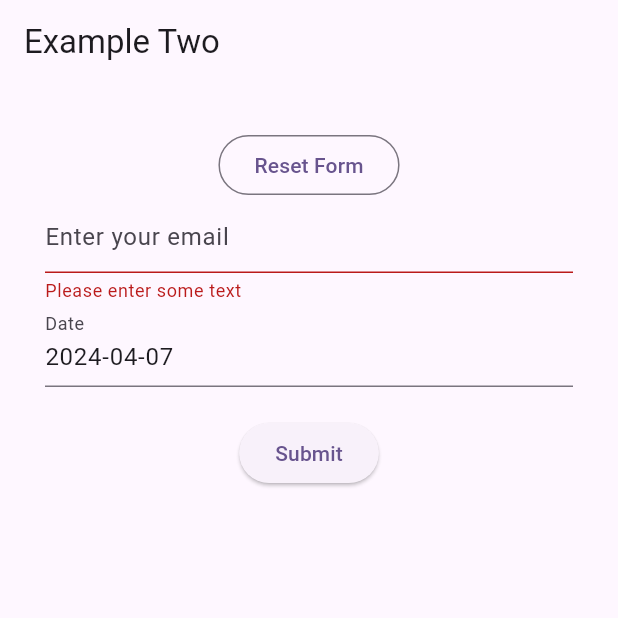
After one commit to TreyThomas93/flutter_form_examples, a Flutter app: the screen it shows after launch, after a tap on "Submit", on a phone screen of 412 x 824 dp, the top half of it. The commit adds this screen. Run offline on Flutter 3.47's test engine with Material 3 defaults, Android fonts, the phone set to English and light mode, and no system bars; our stand-ins replace flutter_riverpod.

Commit message:
added example for. idea of using a global, reusable ref.listen and form submission controller with submitting/submitted/error states

```diff
--- /dev/null
+++ b/lib/form_example_four/presentation/controllers/form_controller.dart
@@ -0,0 +1,61 @@
+// ignore_for_file: public_member_api_docs, sort_constructors_first
+
+import 'package:flutter_form_examples/form_example_four/presentation/controllers/submit_form_controller.dart';
+import 'package:flutter_riverpod/flutter_riverpod.dart';
+
+class FormModel {
+  final String? email;
+  late final DateTime date;
+
+  FormModel({this.email, DateTime? date}) {
+    this.date = date ?? DateTime.now();
+  }
+  FormModel copyWith({
+    String? email,
+    DateTime? date,
+  }) {
+    return FormModel(
+      email: email ?? this.email,
+      date: date ?? this.date,
+    );
+  }
+}
+
+final formController =
+    NotifierProvider<FormController, FormModel>(() => FormController());
+
+class FormController extends Notifier<FormModel> {
+  @override
+  FormModel build() => FormModel();
+
+  set email(String email) {
+    state = state.copyWith(email: email);
+  }
+
+  set date(DateTime date) {
+    state = state.copyWith(date: date);
+  }
+
+  void reset() {
+    state = FormModel();
+  }
+
+  void update(FormModel Function(FormModel) form) {
+    state = form(state);
+  }
+
+  void submit() async {
+    await ref.read(submitFormController.notifier).submit(() async {
+      print(state);
+      await Future.delayed(const Duration(seconds: 2));
+      print('async submit');
+    });
+  }
+
+  void submitSync() {
+    ref.read(submitFormController.notifier).submitSync(() {
+      print(state);
+      print('syncs submit');
+    });
+  }
+}
--- /dev/null
+++ b/lib/form_example_four/presentation/controllers/submit_form_controller.dart
@@ -0,0 +1,80 @@
+import 'package:flutter_riverpod/flutter_riverpod.dart';
+
+import '../../../provider_logger.dart';
+import 'form_controller.dart';
+
+// USING ASYNCVALUE
+// final submitFormController =
+//     AutoDisposeAsyncNotifierProvider<SubmitFormController, void>(
+//         () => SubmitFormController());
+
+// class SubmitFormController extends AutoDisposeAsyncNotifier<void> {
+//   @override
+//   AsyncValue? build() => const AsyncData(null);
+
+//   Future<void> submit(FormModel formModel) async {
+//     state = const AsyncLoading();
+//     try {
+//       await Future.delayed(const Duration(seconds: 2));
+//       state = const AsyncData(null);
+//     } catch (e, stackTrace) {
+//       state = AsyncError(e, stackTrace);
+//     }
+//   }
+// }
+
+final submitFormController =
+    AutoDisposeNotifierProvider<SubmitFormController, SubmitFormState?>(
+        () => SubmitFormController());
+
+class SubmitFormController extends AutoDisposeNotifier<SubmitFormState?> {
+  @override
+  SubmitFormState? build() => null;
+
+  Future<void> submit(Future<void> Function() callBack) async {
+    state = const SubmitFormState.submitting();
+    try {
+      await callBack();
+      state = const SubmitFormState.success();
+    } catch (e, stackTrace) {
+      state = SubmitFormState.error(e, stackTrace);
+    }
+  }
+
+  void submitSync(Function() callBack) {
+    state = const SubmitFormState.submitting();
+    try {
+      callBack();
+      state = const SubmitFormState.success();
+    } catch (e, stackTrace) {
+      state = SubmitFormState.error(e, stackTrace);
+    }
+  }
+}
+
+// I typically do a sealed union for a controller state if I have more state options that I want to use. For this example, I could have just used an AsyncValue no problem.
+sealed class SubmitFormState {
+  const SubmitFormState();
+
+  const factory SubmitFormState.submitting() = Submitting;
+  const factory SubmitFormState.success() = Success;
+  const factory SubmitFormState.error(Object error, StackTrace stackTrace) =
+      Error;
+}
+
+class Submitting extends SubmitFormState {
+  const Submitting();
+}
+
+class Success extends SubmitFormState {
+  const Success();
+}
+
+class Error extends SubmitFormState implements ErrorBase {
+  const Error(this.error, this.stackTrace);
+
+  @override
+  final Object error;
+  @override
+  final StackTrace stackTrace;
+}
--- /dev/null
+++ b/lib/form_example_four/presentation/example_four_screen.dart
@@ -0,0 +1,57 @@
+import 'package:flutter/material.dart';
+import 'package:flutter_form_examples/extensions.dart';
+import 'package:flutter_form_examples/form_example_four/presentation/controllers/submit_form_controller.dart';
+import 'package:flutter_form_examples/form_example_four/presentation/form_components/date.dart';
+import 'package:flutter_form_examples/form_example_four/presentation/form_components/email.dart';
+import 'package:flutter_riverpod/flutter_riverpod.dart';
+
+import 'controllers/form_controller.dart';
+
+class ExampleFourScreen extends ConsumerStatefulWidget {
+  const ExampleFourScreen({super.key});
+
+  @override
+  ConsumerState<ExampleFourScreen> createState() => _ExampleOneScreenState();
+}
+
+class _ExampleOneScreenState extends ConsumerState<ExampleFourScreen> {
+  final _formKey = GlobalKey<FormState>();
+
+  void _submitForm() async {
+    if (_formKey.currentState!.validate()) {
+      ref.read(formController.notifier).submit();
+      // ref.read(formController.notifier).submitSync();
+    }
+  }
+
+  @override
+  Widget build(BuildContext context) {
+    return Scaffold(
+      appBar: AppBar(
+        title: const Text('Example Two'),
+      ),
+      body: Padding(
+        padding: const EdgeInsets.all(30.0),
+        child: Form(
+          key: _formKey,
+          child: Column(
+            children: <Widget>[
+              OutlinedButton(
+                  onPressed: () {
+                    ref.invalidate(formController);
+                  },
+                  child: const Text('Reset Form')),
+              const EmailComponent(),
+              const DateComponent(),
+              const SizedBox(height: 20),
+              ElevatedButton(
+                onPressed: () => _submitForm(),
+                child: const Text('Submit'),
+              ),
+            ],
+          ),
+        ),
+      ),
+    );
+  }
+}
--- /dev/null
+++ b/lib/form_example_four/presentation/form_components/date.dart
@@ -0,0 +1,56 @@
+import 'package:flutter/material.dart';
+import 'package:flutter_form_examples/extensions.dart';
+import 'package:flutter_form_examples/form_example_four/presentation/controllers/form_controller.dart';
+import 'package:flutter_riverpod/flutter_riverpod.dart';
+
+class DateComponent extends ConsumerStatefulWidget {
+  const DateComponent({super.key});
+
+  @override
+  ConsumerState<DateComponent> createState() => _DateComponentState();
+}
+
+class _DateComponentState extends ConsumerState<DateComponent> {
+  late final TextEditingController _dateController;
+
+  @override
+  void initState() {
+    _dateController =
+        TextEditingController(text: ref.read(formController).date.dateOnly);
+    super.initState();
+  }
+
+  @override
+  void dispose() {
+    _dateController.dispose();
+    super.dispose();
+  }
+
+  @override
+  Widget build(BuildContext context) {
+    ref.listen<DateTime>(formController.select((value) => value.date),
+        (_, state) {
+      _dateController.text = state.dateOnly;
+    });
+    return TextFormField(
+      controller: _dateController,
+      decoration: const InputDecoration(
+        labelText: 'Date',
+      ),
+      readOnly: true,
+      onTap: () async {
+        final dt = await showDatePicker(
+          context: context,
+          initialDate: DateTime.now(),
+          firstDate: DateTime(2000),
+          lastDate: DateTime(2025),
+        );
+
+        if (dt != null) {
+          _dateController.text = dt.dateOnly;
+          ref.read(formController.notifier).date = dt;
+        }
+      },
+    );
+  }
+}
--- /dev/null
+++ b/lib/form_example_four/presentation/form_components/email.dart
@@ -0,0 +1,42 @@
+import 'package:flutter/material.dart';
+import 'package:flutter_riverpod/flutter_riverpod.dart';
+
+import '../controllers/form_controller.dart';
+
+class EmailComponent extends ConsumerStatefulWidget {
+  const EmailComponent({super.key});
+
+  @override
+  ConsumerState<EmailComponent> createState() => _EmailComponentState();
+}
+
+class _EmailComponentState extends ConsumerState<EmailComponent> {
+  final _emailController = TextEditingController();
+
+  @override
+  void dispose() {
+    _emailController.dispose();
+    super.dispose();
+  }
+
+  @override
+  Widget build(BuildContext context) {
+    ref.listen<String?>(formController.select((value) => value.email),
+        (_, state) {
+      _emailController.text = state ?? '';
+    });
+    return TextFormField(
+      controller: _emailController,
+      decoration: const InputDecoration(
+        hintText: 'Enter your email',
+      ),
+      validator: (value) {
+        if (value == null || value.isEmpty) {
+          return 'Please enter some text';
+        }
+        return null;
+      },
+      onChanged: (value) => ref.read(formController.notifier).email = value,
+    );
+  }
+}
--- a/lib/main.dart
+++ b/lib/main.dart
@@ -1,10 +1,16 @@
 import 'package:flutter/material.dart';
+import 'package:flutter_form_examples/extensions.dart';
+import 'package:flutter_form_examples/form_example_four/presentation/controllers/form_controller.dart';
 import 'package:flutter_riverpod/flutter_riverpod.dart';
 
+import 'form_example_four/presentation/controllers/submit_form_controller.dart';
+import 'form_example_four/presentation/example_four_screen.dart';
 import 'form_example_one/presentation/example_one_screen.dart';
 import 'form_example_three/presentation/example_three_screen.dart';
 import 'form_example_two/presentation/example_two_screen.dart';
 import 'provider_logger.dart';
+
+final GlobalKey<NavigatorState> navigatorKey = GlobalKey<NavigatorState>();
 
 void main() {
   runApp(ProviderScope(
@@ -13,19 +19,42 @@ void main() {
   ));
 }
 
-class MyApp extends StatelessWidget {
+class MyApp extends ConsumerWidget {
   const MyApp({super.key});
 
   // This widget is the root of your application.
   @override
-  Widget build(BuildContext context) {
+  Widget build(BuildContext context, WidgetRef ref) {
+    ref.listen<SubmitFormState?>(submitFormController, (__, state) {
+      final context = navigatorKey.currentContext!;
+
+      switch (state) {
+        case Submitting():
+          context.showLoadingCircle();
+          break;
+        case Success():
+          context.pop();
+          FocusManager.instance.primaryFocus?.unfocus();
+          ref.invalidate(formController);
+          context.showSnackBar('Form submitted');
+          break;
+        case Error():
+          context.pop();
+          FocusManager.instance.primaryFocus?.unfocus();
+          context.showErrorSnackBar('Error submitting form');
+          break;
+        default:
+          break;
+      }
+    });
     return MaterialApp(
       title: 'Flutter Demo',
       theme: ThemeData(
         colorScheme: ColorScheme.fromSeed(seedColor: Colors.deepPurple),
         useMaterial3: true,
       ),
-      home: const ExampleThreeScreen(),
+      navigatorKey: navigatorKey,
+      home: const ExampleFourScreen(),
     );
   }
 }
```
